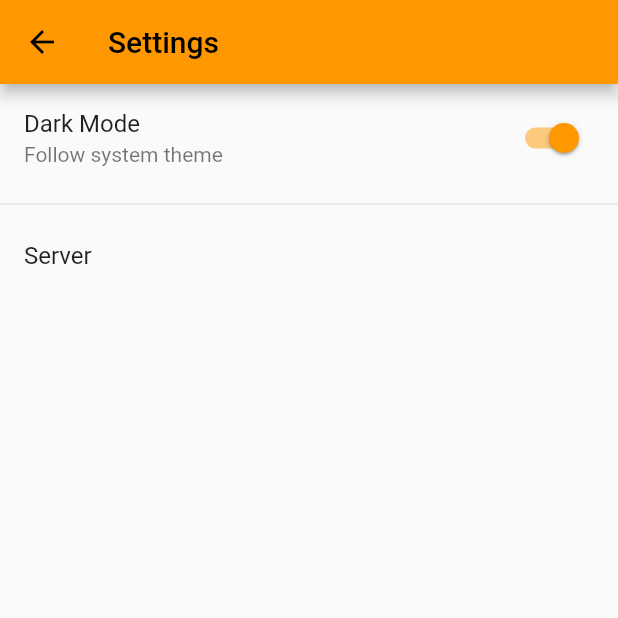
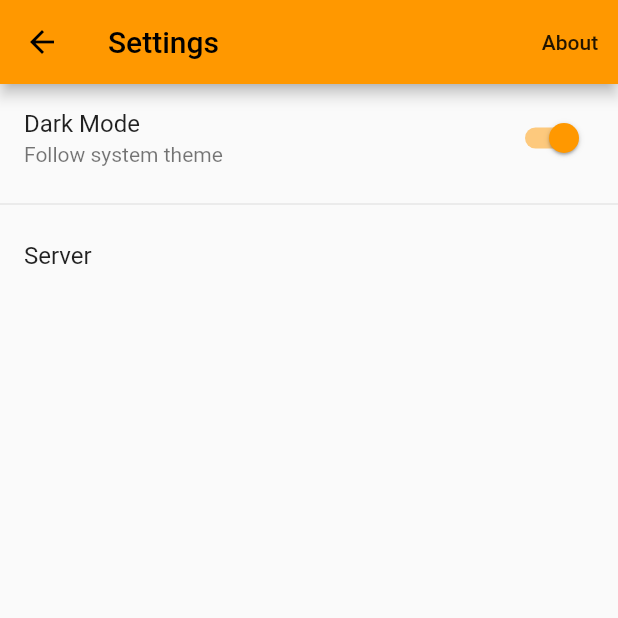
Before and after one commit to TaipaXu/many_radios_flutter, a Flutter app: the Settings screen opened by its route, on a phone screen of 412 x 824 dp, the top half of it. Run offline on Flutter 3.47's test engine with Material 2 defaults, Android fonts, the phone set to English and light mode, and no system bars; our stand-ins replace just_audio, just_audio_background, package_info_plus, shared_preferences; missing offline and left inert: x_responsive; accounts and stored records are empty; network calls fail.

Commit message:
add about page

```diff
--- a/lib/l10n/intl_en.arb
+++ b/lib/l10n/intl_en.arb
@@ -21,5 +21,6 @@
     "followSystem": "Follow system theme",
     "lightTheme": "Light theme",
     "darkTheme": "Dark theme",
-    "server": "Server"
+    "server": "Server",
+    "about": "About"
 }
--- a/lib/l10n/intl_zh.arb
+++ b/lib/l10n/intl_zh.arb
@@ -21,5 +21,6 @@
     "followSystem": "跟随系统",
     "lightTheme": "日间模式",
     "darkTheme": "夜间模式",
-    "server": "服务器"
+    "server": "服务器",
+    "about": "关于"
 }
--- a/lib/main.dart
+++ b/lib/main.dart
@@ -6,6 +6,7 @@ import 'package:flutter_localizations/flutter_localizations.dart';
 import 'generated/l10n.dart';
 import '/pages/splash.dart' as page;
 import '/pages/home.dart' as page;
+import '/pages/about.dart' as page;
 import '/pages/settings.dart' as page;
 import '/stores/radio.dart' as store;
 import '/stores/theme.dart' as store;
@@ -47,6 +48,7 @@ class MyApp extends StatelessWidget {
         'splash': (context) => const page.Splash(),
         'home': (context) => const page.Home(),
         'settings': (context) => const page.Settings(),
+        'about': (context) => const page.About(),
       },
       supportedLocales: S.delegate.supportedLocales,
       localizationsDelegates: const [
--- a/lib/pages/settings.dart
+++ b/lib/pages/settings.dart
@@ -141,6 +141,19 @@ class _SettingsState extends State<Settings> {
     return Scaffold(
       appBar: AppBar(
         title: Text(S.of(context).settings),
+        actions: [
+          TextButton(
+            onPressed: () {
+              Navigator.pushNamed(context, 'about');
+            },
+            child: Text(
+              S.of(context).about,
+              style: TextStyle(
+                color: Theme.of(context).textTheme.bodyLarge?.color,
+              ),
+            ),
+          ),
+        ],
       ),
       body: ListView(
         children: [
--- a/pubspec.yaml
+++ b/pubspec.yaml
@@ -22,6 +22,8 @@ dependencies:
   x_responsive: ^0.2.0
   just_audio: ^0.9.34
   just_audio_background: ^0.0.1-beta.10
+  url_launcher: ^6.1.14
+  package_info_plus: ^4.1.0
 
 dev_dependencies:
   flutter_test:
```
Also changed, not shown: lib/pages/about.dart (added, +68 -0 lines), lib/generated/intl/messages_en.dart, lib/generated/intl/messages_zh.dart, lib/generated/l10n.dart, pubspec.lock, 1 other file.
